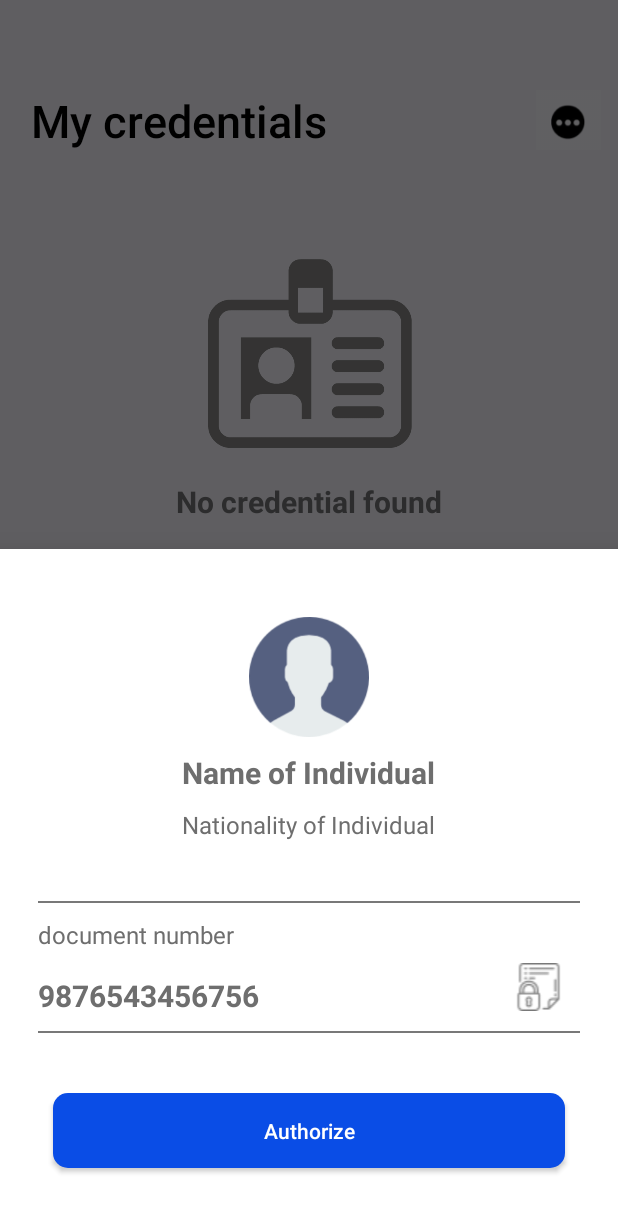
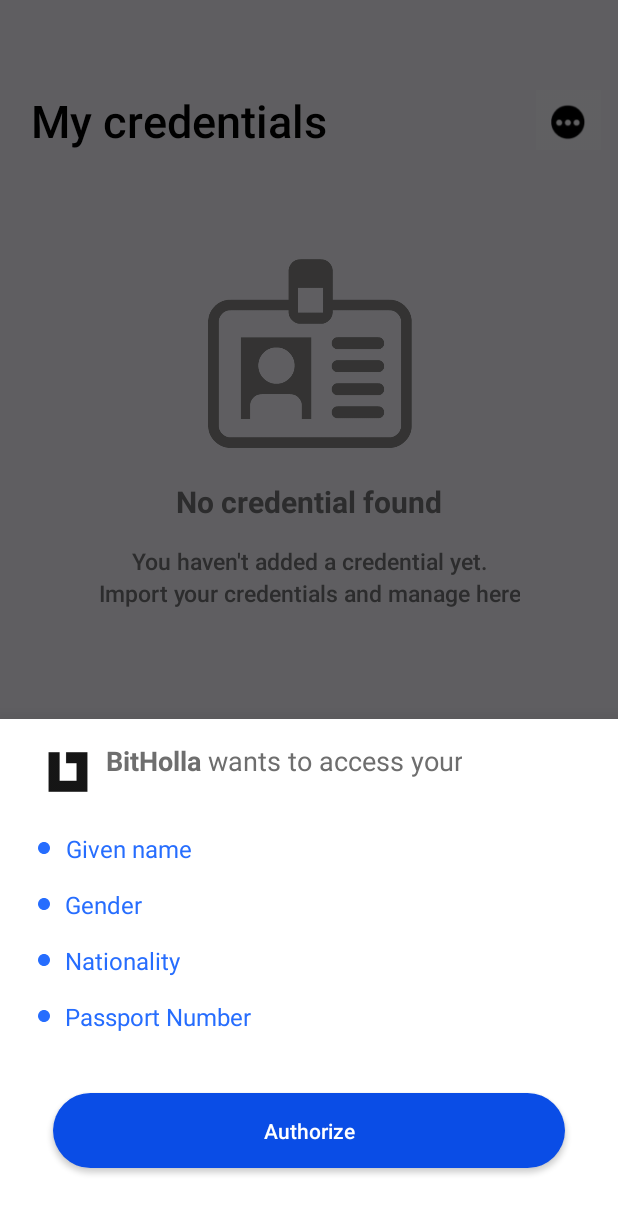
Before and after one commit to CredentialsApp/CredentialsApp-Android, an Android app: the fragment AuthBottomSheetEx placed in its activity, on a phone screen of 412 x 824 dp. Shown: the top 1214 px of the screen. Run offline under Robolectric (Android 15) with nearby library versions, the phone set to English and light mode, and no system bars; 1 statement that could not run was skipped.

Commit message:
redesigned auth view and parsed scope data

```diff
--- a/app/src/main/java/com/gatepay/trustid/MainActivity.kt
+++ b/app/src/main/java/com/gatepay/trustid/MainActivity.kt
@@ -42,21 +42,32 @@
                         removeWord(deepLink.toString(), "https://trust-id.co/resolve/")
                     val asciiStringDeepLink = HexadecimalToASCII(deepLinkHexString)
                     val completeUri = Uri.parse("https://trust-id.co/resolve" + asciiStringDeepLink)
-                    val scope: String = completeUri.getQueryParameter("scope").toString()
+                    var scope: String = completeUri.getQueryParameter("scope").toString()
+                    val license_key : String = completeUri.getQueryParameter("license_key").toString()
                     val splitScopeArray = scope.split(",").toTypedArray()
                         splitScopeArray.forEach { println(it) }
 
 
-                    val authBottomSheet = AuthBottomSheetEx()
-                    authBottomSheet.show(supportFragmentManager, "Auth BottomSheetEx")
+                    //TODO deactivate dismissing of bottom sheet
 
 
-//
-//                    Snackbar.make(
-//                        findViewById(R.id.constraintlayout),
-//                        splitScopeArray[1],
-//                        Snackbar.LENGTH_LONG
-//                    ).show()
+
+                    if (license_key == "76a13-4ca79-637a2-8df2c") {
+                        val authBottomSheet = AuthBottomSheetEx()
+                        authBottomSheet.show(supportFragmentManager, "Auth BottomSheetEx")
+
+                    }
+                    else {
+                        scope = " License key not valid"
+                    }
+
+
+
+                    Snackbar.make(
+                        findViewById(R.id.constraintlayout),
+                        scope,
+                        100000
+                    ).show()
 
                     val toast = Toast.makeText(
                         applicationContext,
@@ -65,6 +76,8 @@
                     )
                     toast.show()
                 }
+
+
                //TODO ADD ERROR CASE HERE
             }
             .addOnFailureListener(this) { e -> Log.w("TAG", "getDynamicLink:onFailure", e) }
@@ -116,7 +129,6 @@
     fun HexadecimalToASCII(hexValue: String): String {
 
         // TODO CHECK IF STRING MATCHES HEXADECIMAL
-
         var asciiString = ""
             var i = 0
             while (i < hexValue.length) {
--- a/app/src/main/java/com/gatepay/trustid/ScanPassportjava.java
+++ b/app/src/main/java/com/gatepay/trustid/ScanPassportjava.java
@@ -7,12 +7,9 @@
 
 import androidx.appcompat.app.AppCompatActivity;
 
-import com.appliedrec.mrtdreader.BACInputFragment;
-import com.appliedrec.mrtdreader.BACSpec;
-import com.appliedrec.mrtdreader.MRTDScanActivity;
-import com.appliedrec.mrtdreader.MRTDScanResult;
 
-public class ScanPassportjava  extends AppCompatActivity implements BACInputFragment.OnBACInputListener {
+
+public class ScanPassportjava  extends AppCompatActivity {
     @Override
     protected void onCreate(Bundle savedInstanceState) {
         super.onCreate(savedInstanceState);
@@ -23,58 +20,15 @@
         Button button;
         button = findViewById(R.id.idbutton);
 
-        button.setOnClickListener(new View.OnClickListener() {
-            @Override
-            public void onClick(View view) {
-                startScan();
-            }
-        });
 
 
 
     }
 
-//    String docNumber = "document number"; // Enter the real number
-//    Date dateOfBirth = new Date(); // Enter the real date
-//    Date dateOfExpiry = new Date(); // Enter the deal date
-//    BACSpec bacSpec = new BACSpec(docNumber, dateOfBirth, dateOfExpiry);
 
 
-//        if (savedInstanceState == null) {
-//            // Create BAC input fragment
-//            BACInputFragment bacInputFragment = BACInputFragment.newInstance(bacSpec);
-//            // Add the fragment to the fragment manager
-//            getSupportFragmentManager()
-//                    .beginTransaction()
-//                    .add(R.id.my_fragment_container, bacInputFragment)
-//                    .commit();
-//        }//   }
-
-    @Override
-    public void onBACChanged(BACSpec bacSpec) {
-        if (bacSpec != null) {
-            // User entered all BAC variables
-            // Enable a 'start scan' button or similar
-        }
-    }
 
 
-    private void startScan() {
-        BACSpec bacSpec; // Obtained in the onBACChanged method of BACInputFragment.OnBACInputListener
-        Intent intent = new Intent(this, MRTDScanActivity.class);
-        //intent.putExtra(MRTDScanActivity.EXTRA_BAC_SPEC, bacSpec);
-        startActivityForResult(intent, 0);
-    }
 
-    @Override
-    protected void onActivityResult(int requestCode, int resultCode, Intent data) {
-        super.onActivityResult(requestCode, resultCode, data);
-        if (resultCode == RESULT_OK && data != null && data.hasExtra(MRTDScanActivity.EXTRA_MRTD_SCAN_RESULT)) {
-            // Scan succeeded
-            MRTDScanResult scanResult = data.getParcelableExtra(MRTDScanActivity.EXTRA_MRTD_SCAN_RESULT);
-        } else if (resultCode == RESULT_OK && data != null && data.hasExtra(MRTDScanActivity.EXTRA_MRTD_SCAN_ERROR)) {
-            // Failed to scan the document
-            String errorMessage = data.getStringExtra(MRTDScanActivity.EXTRA_MRTD_SCAN_ERROR);
-        }
-    }
+
 }
--- a/app/src/main/res/drawable/add_credential_btn_background.xml
+++ b/app/src/main/res/drawable/add_credential_btn_background.xml
@@ -1,5 +1,5 @@
 <shape xmlns:android="http://schemas.android.com/apk/res/android"
     android:shape="rectangle">
     <solid android:color="#0A4DE6" />
-    <corners android:radius="10dp" />
+    <corners android:radius="50dp" />
 </shape>
--- /dev/null
+++ b/app/src/main/res/drawable/ic_dot_svg.xml
@@ -0,0 +1,4 @@
+<vector android:height="8dp" android:viewportHeight="29.107"
+    android:viewportWidth="29.107" android:width="8dp" xmlns:android="http://schemas.android.com/apk/res/android">
+    <path android:fillColor="#266DFE" android:pathData="M14.554,0C6.561,0 0,6.562 0,14.552c0,7.996 6.561,14.555 14.554,14.555c7.996,0 14.553,-6.559 14.553,-14.555C29.106,6.562 22.55,0 14.554,0z"/>
+</vector>
--- /dev/null
+++ b/app/src/main/res/drawable/trust_id_auth_logo_small.xml
@@ -0,0 +1,10 @@
+<?xml version="1.0" encoding="utf-8"?>
+<layer-list xmlns:android="http://schemas.android.com/apk/res/android" >
+
+    <item
+        android:drawable="@drawable/trust_id_auth_logo"
+        android:width="40dp"
+        android:height="40dp"
+        />
+
+</layer-list >
--- a/app/src/main/res/layout/activity_bottom_auth_sheet.xml
+++ b/app/src/main/res/layout/activity_bottom_auth_sheet.xml
@@ -7,47 +7,32 @@
     android:orientation="vertical"
     android:padding="5dp">
 
-    <ImageView
-        android:id="@+id/imageAuthProfile"
-        android:layout_width="80dp"
-        android:layout_height="80dp"
-        android:layout_gravity="center"
-        android:layout_marginTop="40dp"
-        app:srcCompat="@drawable/user_profile" />
-
     <TextView
-        android:id="@+id/nameOfUserText"
+        android:id="@+id/authTitleText"
         style="@style/TextAppearance.AppCompat.Headline"
         android:layout_width="wrap_content"
         android:layout_height="wrap_content"
-        android:layout_gravity="center"
+        android:layout_marginLeft="20dp"
         android:layout_marginTop="10dp"
-        android:text="Name of Individual"
+        android:drawableLeft="@drawable/trust_id_auth_logo_small"
+        android:text="@string/authAccessMessage"
         android:textAlignment="center"
         android:textColor="#6E6E6E"
-        android:textSize="20sp"
-        android:textStyle="bold" />
+        android:textSize="18sp" />
 
     <TextView
-        android:id="@+id/nationalityOfUserText"
+        android:id="@+id/givenNameText"
         style="@style/TextAppearance.AppCompat.Headline"
         android:layout_width="wrap_content"
         android:layout_height="wrap_content"
-        android:layout_gravity="center"
-        android:layout_marginTop="10dp"
-        android:text="Nationality of Individual"
+        android:layout_marginLeft="20dp"
+        android:layout_marginTop="20dp"
+        android:drawableLeft="@drawable/ic_dot_svg"
+        android:drawablePadding="10dp"
+        android:text="Given name"
         android:textAlignment="center"
-        android:textColor="#6E6E6E"
+        android:textColor="#266DFE"
         android:textSize="16sp" />
-
-    <View
-        android:id="@+id/viewLine1"
-        android:layout_width="match_parent"
-        android:layout_height="1dp"
-        android:layout_marginLeft="20dp"
-        android:layout_marginTop="40dp"
-        android:layout_marginRight="20dp"
-        android:background="#787878" />
 
     <TextView
         android:id="@+id/documentNoText"
@@ -55,53 +40,42 @@
         android:layout_width="wrap_content"
         android:layout_height="wrap_content"
         android:layout_marginLeft="20dp"
-        android:layout_marginTop="10dp"
-        android:text="document number"
+        android:layout_marginTop="15dp"
+        android:drawableLeft="@drawable/ic_dot_svg"
+        android:drawablePadding="10dp"
+        android:text="Gender"
         android:textAlignment="viewStart"
-        android:textColor="#6E6E6E"
+        android:textColor="#266DFE"
         android:textSize="16sp" />
 
+    <TextView
+        android:id="@+id/nationalityText"
+        style="@style/TextAppearance.AppCompat.Headline"
+        android:layout_width="wrap_content"
+        android:layout_height="wrap_content"
+        android:layout_marginLeft="20dp"
+        android:layout_marginTop="15dp"
+        android:drawableLeft="@drawable/ic_dot_svg"
+        android:drawablePadding="10dp"
+        android:text="Nationality"
+        android:textAlignment="viewStart"
+        android:textColor="#266DFE"
+        android:textSize="16sp" />
 
-    <LinearLayout
-        android:layout_width="match_parent"
-        android:layout_height="40dp"
-        android:layout_marginTop="8dp"
-        android:weightSum="2"
-        android:orientation="horizontal">
+    <TextView
+        android:id="@+id/passportNoText"
+        style="@style/TextAppearance.AppCompat.Headline"
+        android:layout_width="wrap_content"
+        android:layout_height="wrap_content"
+        android:layout_marginLeft="20dp"
+        android:layout_marginTop="15dp"
+        android:drawableLeft="@drawable/ic_dot_svg"
+        android:drawablePadding="10dp"
+        android:text="Passport Number"
+        android:textAlignment="viewStart"
+        android:textColor="#266DFE"
+        android:textSize="16sp" />
 
-        <TextView
-            android:id="@+id/documentNoValueText"
-            style="@style/TextAppearance.AppCompat.Headline"
-            android:layout_width="0dp"
-            android:layout_height="match_parent"
-            android:layout_weight="1.5"
-            android:layout_marginLeft="20dp"
-            android:layout_marginTop="8dp"
-            android:text="9876543456756"
-            android:textAlignment="viewStart"
-            android:textColor="#6E6E6E"
-            android:textSize="20sp"
-            android:textStyle="bold" />
-
-        <ImageView
-            android:id="@+id/imageView"
-            android:layout_width="0dp"
-            android:layout_height="wrap_content"
-            android:layout_gravity="right"
-            android:layout_weight="0.5"
-
-            app:srcCompat="@drawable/document_locked" />
-
-    </LinearLayout>
-
-    <View
-        android:id="@+id/viewLine2"
-        android:layout_width="match_parent"
-        android:layout_height="1dp"
-        android:layout_marginLeft="20dp"
-        android:layout_marginTop="5dp"
-        android:layout_marginRight="20dp"
-        android:background="#787878" />
 
     <Button
         android:id="@+id/authorize_button"
@@ -115,9 +89,11 @@
         android:background="@drawable/add_credential_btn_background"
         android:padding="15dp"
         android:text="Authorize"
+        android:drawablePadding="10dp"
         android:textAllCaps="false"
         android:textAppearance="@style/TextAppearance.AppCompat.Body2"
-        android:textColor="#ffffff" />
+        android:textColor="#ffffff"
+        />
 
 
 </LinearLayout>
--- a/app/src/main/res/values/strings.xml
+++ b/app/src/main/res/values/strings.xml
@@ -1,3 +1,5 @@
 <resources>
     <string name="app_name">Trust ID</string>
+
+    <string name="authAccessMessage"> <b>BitHolla</b> wants to access your</string>
 </resources>
```
Also changed, not shown: app/build.gradle (+3 -8 lines), app/src/main/res/drawable-v24/document_locked.png (deleted), app/src/main/res/drawable-v24/trust_id_auth_logo.png (added), app/src/main/res/drawable-v24/user_profile.png (deleted), 1 other file.
